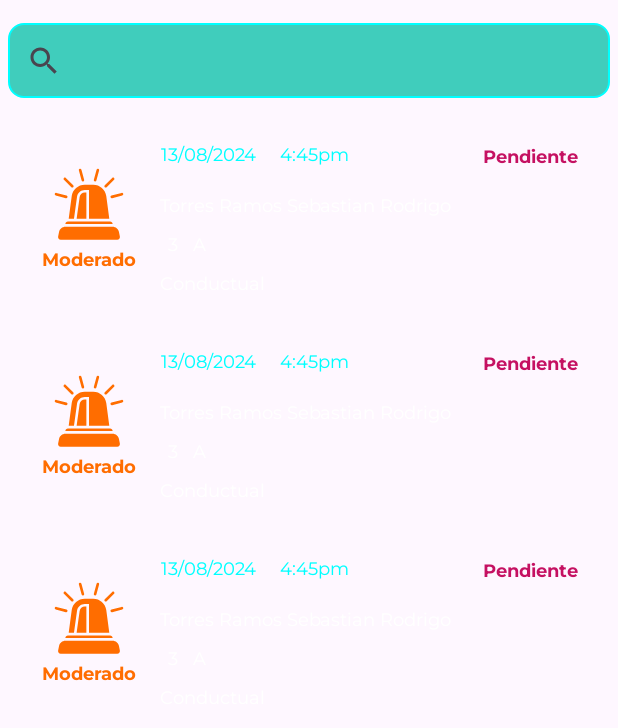
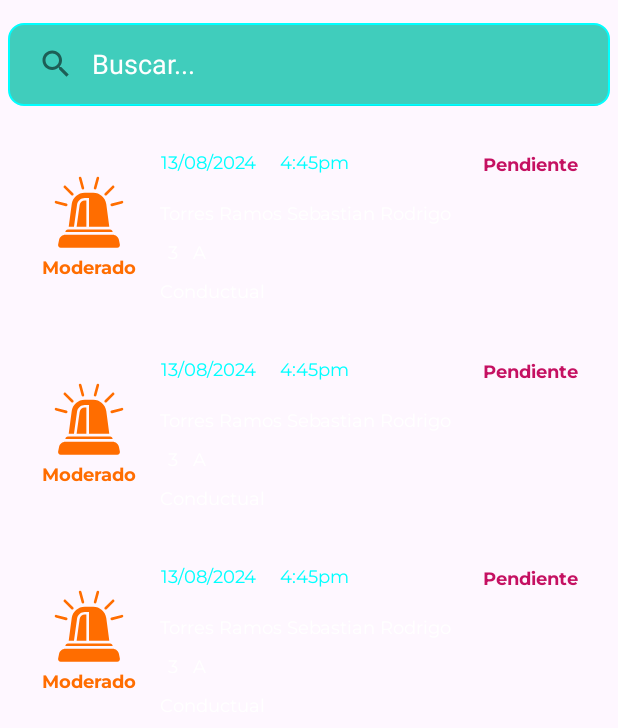
Before and after one commit to GitHope123/Example, an Android app: the layout fragment_pendiente.xml on its own in the app's theme, with its tools: preview values and no code run, on a phone screen of 412 x 824 dp. Shown: the top 728 px of the screen. Run offline under Robolectric (Android 15) with nearby library versions, the phone set to English and light mode, and no system bars.

```diff
--- a/app/src/main/res/layout/fragment_estudiante.xml
+++ b/app/src/main/res/layout/fragment_estudiante.xml
@@ -23,8 +23,10 @@
                 android:id="@+id/searchView"
                 android:layout_width="match_parent"
                 android:layout_height="match_parent"
+                android:theme="@style/ThemeOverlay.SearchView"
                 android:background="@drawable/search_view_query_background"
                 app:iconifiedByDefault="false"
+                android:queryHint="Buscar..."
                 app:showAsAction="always"
                 android:layout_weight="20"/>
             <Space
--- a/app/src/main/res/layout/fragment_pendiente.xml
+++ b/app/src/main/res/layout/fragment_pendiente.xml
@@ -16,8 +16,11 @@
         <SearchView
             android:id="@+id/searchView"
             android:layout_width="match_parent"
-            android:layout_height="50dp"
+            android:layout_height="55dp"
+            android:theme="@style/ThemeOverlay.SearchView"
             android:layout_marginVertical="10dp"
+            android:iconifiedByDefault="false"
+            android:queryHint="Buscar..."
             android:background="@drawable/search_view_query_background"
             app:showAsAction="always" />
 
--- a/app/src/main/res/layout/fragment_profesor.xml
+++ b/app/src/main/res/layout/fragment_profesor.xml
@@ -23,8 +23,10 @@
                 android:layout_width="0dp"
                 android:layout_height="match_parent"
                 android:layout_weight="1"
+                android:theme="@style/ThemeOverlay.SearchView"
                 android:background="@drawable/search_view_query_background"
-                app:iconifiedByDefault="false"
+                android:iconifiedByDefault="false"
+                android:queryHint="Buscar..."
                 app:showAsAction="always" />
         </LinearLayout>
 
--- a/app/src/main/res/layout/fragment_revisado.xml
+++ b/app/src/main/res/layout/fragment_revisado.xml
@@ -19,6 +19,9 @@
             app:showAsAction="always"
             android:layout_width="match_parent"
             android:layout_height="50dp"
+            android:theme="@style/ThemeOverlay.SearchView"
+            android:iconifiedByDefault="false"
+            android:queryHint="Buscar..."
             android:layout_marginVertical="10dp"
             android:background="@drawable/search_view_query_background" />
 
--- a/app/src/main/res/layout/fragment_todo.xml
+++ b/app/src/main/res/layout/fragment_todo.xml
@@ -15,8 +15,11 @@
     <SearchView
         android:id="@+id/searchView"
         android:layout_width="match_parent"
-        android:layout_height="50dp"
+        android:layout_height="55dp"
         android:layout_marginVertical="10dp"
+        android:theme="@style/ThemeOverlay.SearchView"
+        android:iconifiedByDefault="false"
+        android:queryHint="Buscar..."
         android:background="@drawable/search_view_query_background"
         app:showAsAction="always" />
 
--- a/app/src/main/res/layout/fragment_tutor.xml
+++ b/app/src/main/res/layout/fragment_tutor.xml
@@ -22,6 +22,7 @@
                 android:id="@+id/searchViewTutor"
                 android:layout_width="match_parent"
                 android:layout_height="55dp"
+                android:theme="@style/ThemeOverlay.SearchView"
                 android:background="@drawable/search_view_query_background"
                 app:iconifiedByDefault="false"
                 app:queryHint="Buscar tutor..."
--- a/app/src/main/res/values/themes.xml
+++ b/app/src/main/res/values/themes.xml
@@ -92,6 +92,12 @@
         <item name="android:textColor">@color/Primary_black</item> <!-- Color de los ítems en el menú -->
         <item name="android:padding">8dp</item> <!-- Espaciado opcional -->
     </style>
+    <style name="ThemeOverlay.SearchView" parent="ThemeOverlay.AppCompat.Light">
+        <item name="android:textColor">@color/Primary_white</item>
+        <item name="android:textColorHint">@color/Primary_white</item>
+         <item name="android:editTextColor">@color/Primary_white</item>
+
+    </style>
 
 
 </resources>
```
